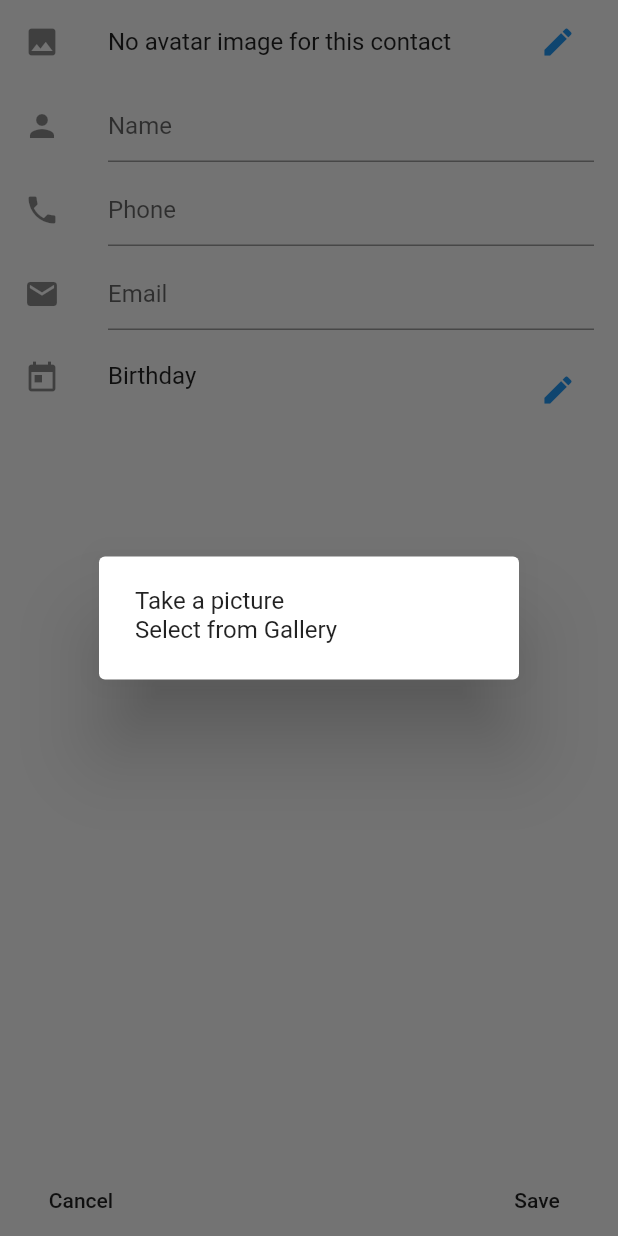
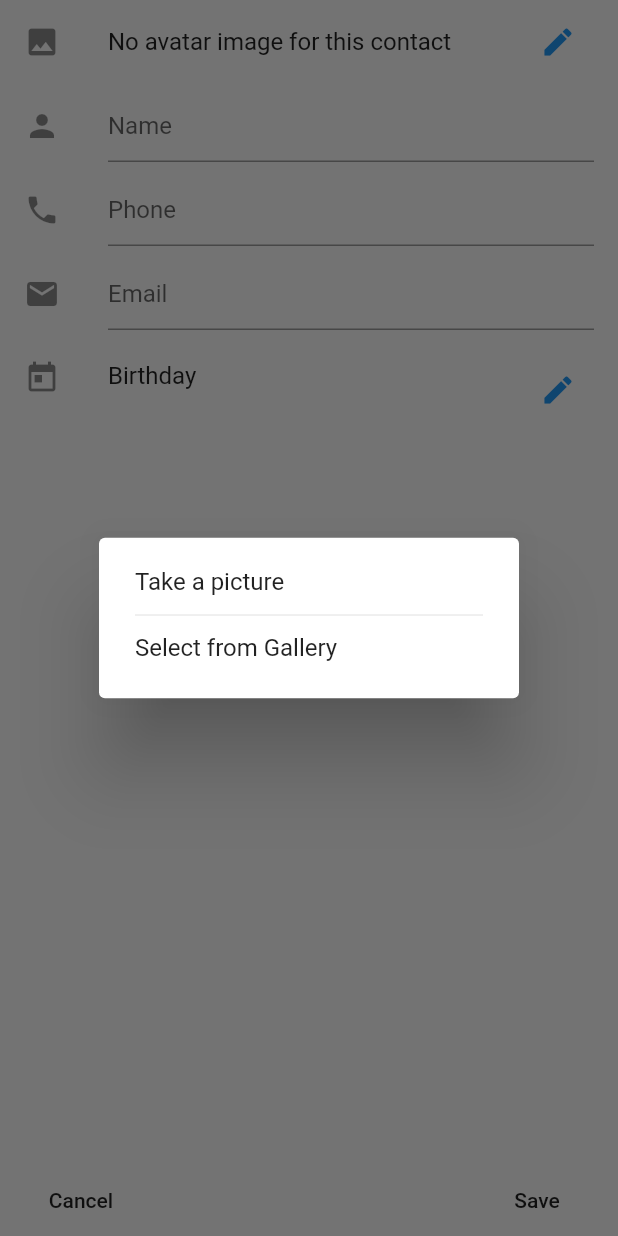
Before and after one commit to PopovVA/pim, a Flutter app: the ContactsEntry screen opened directly, after a tap on the "edit" icon, on a phone screen of 412 x 824 dp. Run offline on Flutter 3.47's test engine with Material 2 defaults, Android fonts, the phone set to English and light mode, and no system bars; our stand-ins replace flutter_calendar_carousel, flutter_slidable, image_picker, sqflite; accounts and stored records are empty.

Commit message:
Added divider with padding to the image picker dialog

```diff
--- a/lib/screens/contacts/contacts_entry.dart
+++ b/lib/screens/contacts/contacts_entry.dart
@@ -170,6 +170,9 @@ class ContactsEntry extends StatelessWidget {
                     Navigator.of(inBuildContext).pop();
                   },
                 ),
+                Divider(
+                  height: 25,
+                ),
                 GestureDetector(
                   child: Text("Select from Gallery"),
                   onTap: () async {
```
